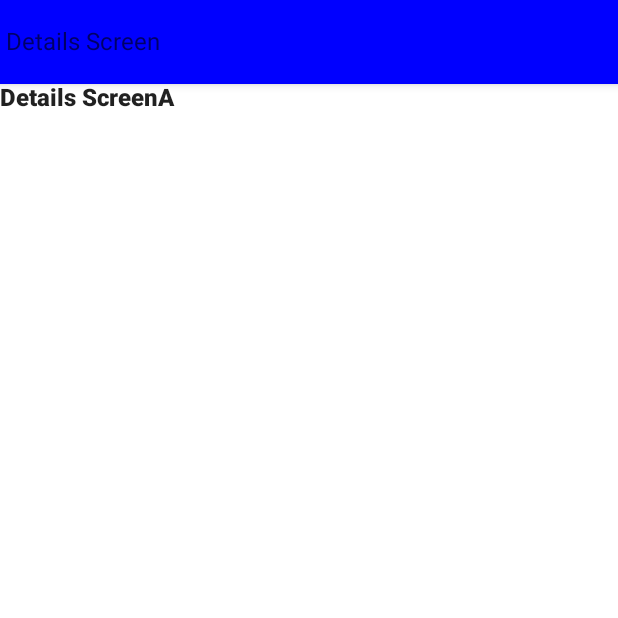
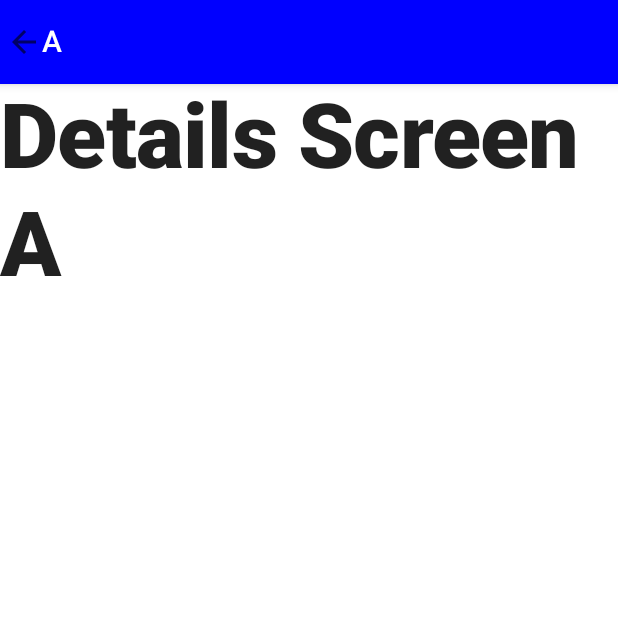
Before and after one commit to skBasavaraj/tutorial-jetcompose, an Android app built with Jetpack Compose: the screen it shows after launch (MainActivity), after a tap on an icon or button, on a phone screen of 412 x 824 dp, the top half of it. Run offline under Robolectric (Android 15) with nearby library versions, the phone set to English and light mode, and no system bars.

Commit message:
first commit

```diff
--- a/app/src/main/java/com/vsyninfo/movie/Screens/home/DetailScreen.kt
+++ b/app/src/main/java/com/vsyninfo/movie/Screens/home/DetailScreen.kt
@@ -1,12 +1,10 @@
 package com.vsyninfo.movie.Screens.home
 
-import androidx.compose.foundation.layout.Arrangement
-import androidx.compose.foundation.layout.Column
-import androidx.compose.foundation.layout.fillMaxHeight
-import androidx.compose.foundation.layout.fillMaxWidth
-import androidx.compose.material.Scaffold
-import androidx.compose.material.Text
-import androidx.compose.material.TopAppBar
+import androidx.compose.foundation.clickable
+import androidx.compose.foundation.layout.*
+import androidx.compose.material.*
+import androidx.compose.material.icons.Icons
+import androidx.compose.material.icons.filled.ArrowBack
 import androidx.compose.runtime.Composable
 import androidx.compose.ui.Alignment
 import androidx.compose.ui.Modifier
@@ -21,10 +19,17 @@ fun DetailScreen(navController: NavController, string: String?) {
          .fillMaxWidth()
          .fillMaxHeight(),
      topBar = { TopAppBar(backgroundColor = Color.Blue) {
-     Text(text = "Details Screen")
+         Row(horizontalArrangement = Arrangement.Center) {
+             Icon(imageVector = Icons.Default.ArrowBack, contentDescription = "",
+             modifier = Modifier.clickable {
+                 navController.popBackStack()
+             })
+         }
+     Text(text = string!!, style = MaterialTheme.typography.h6, color = Color.White)
      }}) {
          Column(verticalArrangement = Arrangement.Center, horizontalAlignment = Alignment.CenterHorizontally) {
-             Text(text ="Details Screen"+string,
+             Text(text ="Details Screen\n"+string,
+                 style = MaterialTheme.typography.h2,
                  fontFamily = FontFamily.SansSerif,
                  fontWeight = FontWeight.ExtraBold)
          }
--- a/app/src/main/java/com/vsyninfo/movie/Screens/home/HomeScreen.kt
+++ b/app/src/main/java/com/vsyninfo/movie/Screens/home/HomeScreen.kt
@@ -118,19 +118,15 @@ fun movieCard(
         ) {
             Surface(
                 modifier = Modifier
-                    .padding(1.dp)
+                    .padding(horizontal = 10.dp)
                     .width(100.dp)
                     .height(90.dp), shape = RoundedCornerShape(corner = CornerSize(10)),
                 elevation = 10.dp
             ) {
-                Icon(imageVector = Icons.Default.AccountCircle, contentDescription = "")
+
+                 Icon(imageVector = Icons.Default.AccountCircle, contentDescription = "", )
 
             }
-            Text(
-                text = "Hello $s!",
-                fontSize = TextUnit.Unspecified,
-                fontWeight = FontWeight.ExtraBold
-            )
             Text(
                 text = "Hello $s!",
                 fontSize = TextUnit.Unspecified,
```
